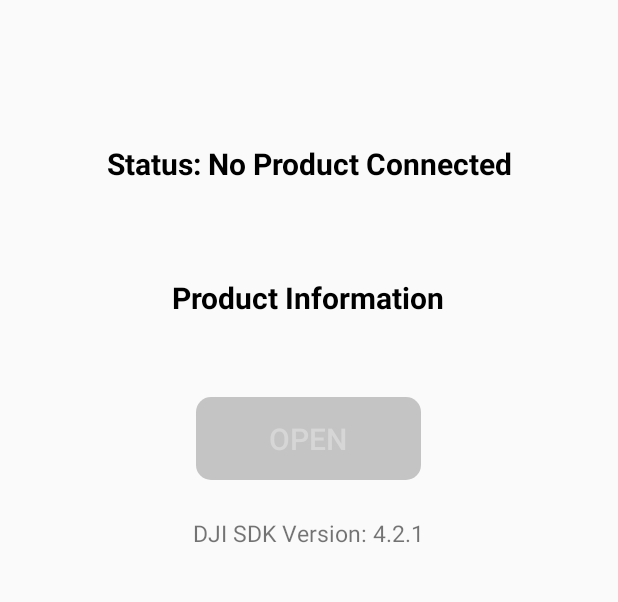
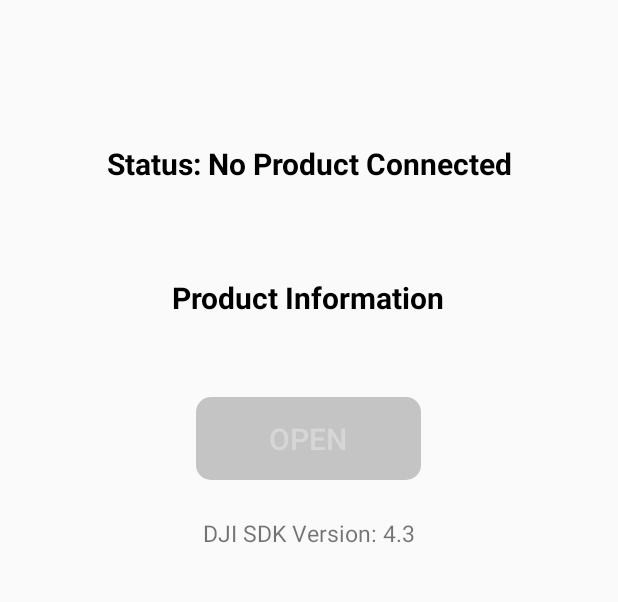
Before and after one commit to DJI-Mobile-SDK-Tutorials/Android-FPVDemo, an Android app: the screen it shows after launch (ConnectionActivity), on a phone screen of 412 x 824 dp, the part 128-730 px from its top. Run offline under Robolectric (Android 15) with nearby library versions, the phone set to English and light mode, and no system bars; libraries missing offline, so code that uses them is left out: dji.common.error, dji.sdk.base, dji.sdk.camera, dji.sdk.products, dji.sdk.sdkmanager.

Commit message:
update version in strings.xml.

```diff
--- a/FPVDemo/app/src/main/res/values/strings.xml
+++ b/FPVDemo/app/src/main/res/values/strings.xml
@@ -6,6 +6,6 @@
     <string name="disconnected">Disconnected</string>
     <string name="product_information">Product Information</string>
     <string name="connection_loose">Status: No Product Connected</string>
-    <string name="sdk_version">DJI SDK Version: 4.2.1</string>
+    <string name="sdk_version">DJI SDK Version: 4.3</string>
 
 </resources>
```
